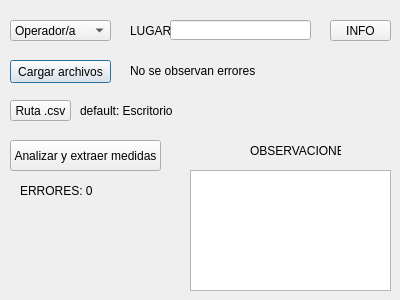
Qt form GUI.ui (tinchofiuba/ScanerPies) before a commit.
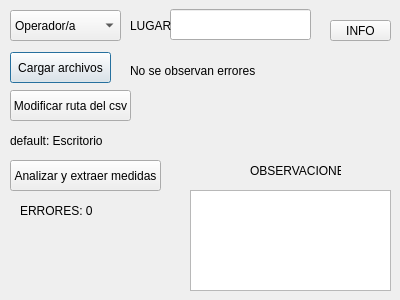
The same form after that commit.

Diff of the .ui file:
```diff
--- a/GUI.ui
+++ b/GUI.ui
@@ -17,9 +17,9 @@
    <property name="geometry">
     <rect>
      <x>10</x>
-     <y>20</y>
-     <width>101</width>
-     <height>21</height>
+     <y>10</y>
+     <width>111</width>
+     <height>31</height>
     </rect>
    </property>
    <item>
@@ -52,9 +52,9 @@
    <property name="geometry">
     <rect>
      <x>170</x>
-     <y>20</y>
+     <y>9</y>
      <width>141</width>
-     <height>20</height>
+     <height>31</height>
     </rect>
    </property>
   </widget>
@@ -62,9 +62,9 @@
    <property name="geometry">
     <rect>
      <x>130</x>
-     <y>20</y>
+     <y>10</y>
      <width>41</width>
-     <height>21</height>
+     <height>31</height>
     </rect>
    </property>
    <property name="text">
@@ -75,9 +75,9 @@
    <property name="geometry">
     <rect>
      <x>10</x>
-     <y>60</y>
+     <y>52</y>
      <width>101</width>
-     <height>23</height>
+     <height>31</height>
     </rect>
    </property>
    <property name="text">
@@ -88,13 +88,13 @@
    <property name="geometry">
     <rect>
      <x>10</x>
-     <y>100</y>
-     <width>61</width>
-     <height>21</height>
+     <y>90</y>
+     <width>121</width>
+     <height>31</height>
     </rect>
    </property>
    <property name="text">
-    <string>Ruta .csv</string>
+    <string>Modificar ruta del csv</string>
    </property>
   </widget>
   <widget class="QLabel" name="label_2">
@@ -114,7 +114,7 @@
    <property name="geometry">
     <rect>
      <x>10</x>
-     <y>140</y>
+     <y>160</y>
      <width>151</width>
      <height>31</height>
     </rect>
@@ -126,8 +126,8 @@
   <widget class="QLabel" name="label_3">
    <property name="geometry">
     <rect>
-     <x>80</x>
-     <y>100</y>
+     <x>10</x>
+     <y>130</y>
      <width>311</width>
      <height>21</height>
     </rect>
@@ -140,7 +140,7 @@
    <property name="geometry">
     <rect>
      <x>20</x>
-     <y>180</y>
+     <y>200</y>
      <width>161</width>
      <height>21</height>
     </rect>
@@ -153,9 +153,9 @@
    <property name="geometry">
     <rect>
      <x>190</x>
-     <y>170</y>
+     <y>190</y>
      <width>201</width>
-     <height>121</height>
+     <height>101</height>
     </rect>
    </property>
   </widget>
@@ -163,7 +163,7 @@
    <property name="geometry">
     <rect>
      <x>250</x>
-     <y>140</y>
+     <y>160</y>
      <width>91</width>
      <height>21</height>
     </rect>
```
